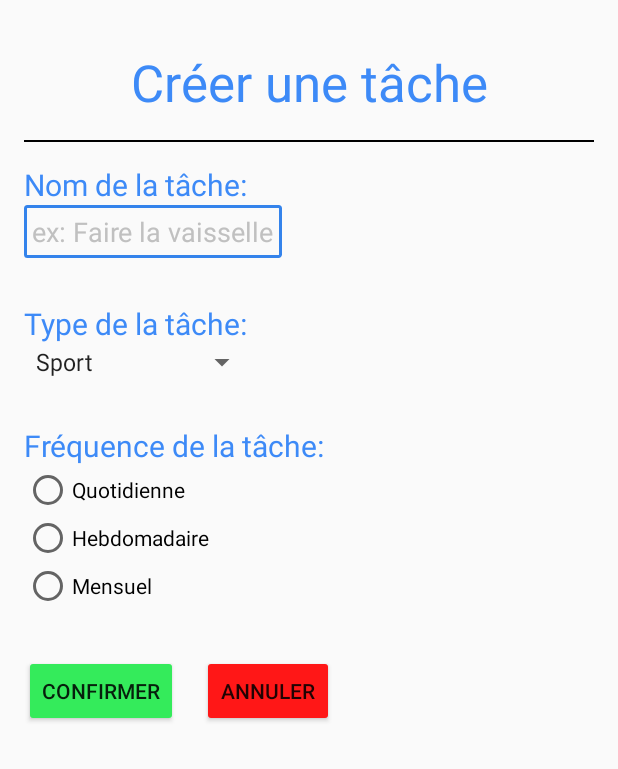
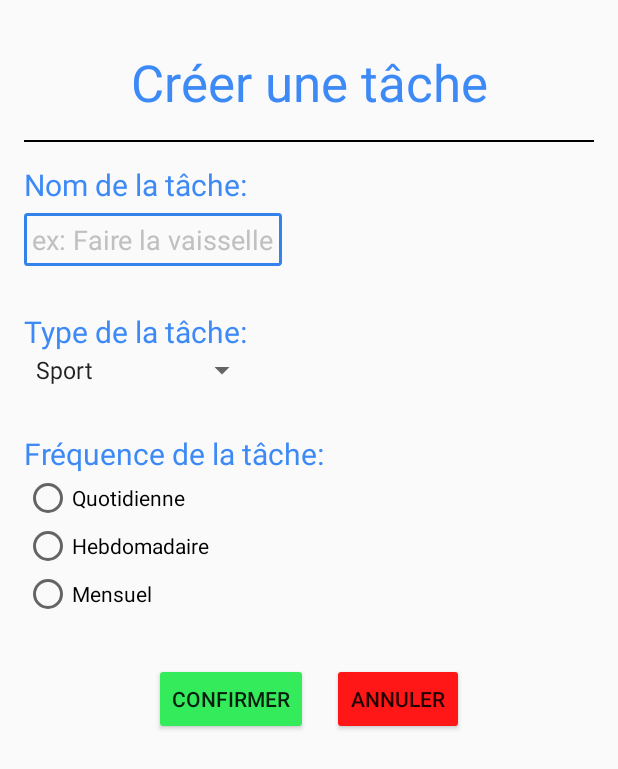
Before and after one commit to sofianghobrini/Vakna, an Android app built with Jetpack Compose: the layout creertache.xml on its own in the app's theme, with its tools: preview values and no code run, on a phone screen of 412 x 824 dp. Shown: the top 769 px of the screen. Run offline under Robolectric (Android 15) with nearby library versions, the phone set to English and light mode, and no system bars; Roboto replaces fonts that are not available here.

Commit message:
Amélioration Visuel Créer Tache

```diff
--- a/app/src/main/res/drawable/input_border.xml
+++ b/app/src/main/res/drawable/input_border.xml
@@ -17,7 +17,7 @@
             <solid android:color="@android:color/transparent" />
             <stroke
                 android:width="2dp"
-                android:color="#000000" />
+                android:color="#999999" />
             <corners android:radius="1dp" />
         </shape>
     </item>
--- a/app/src/main/res/layout/creertache.xml
+++ b/app/src/main/res/layout/creertache.xml
@@ -47,6 +47,7 @@
         android:id="@+id/inputNomTache"
         android:layout_width="wrap_content"
         android:layout_height="wrap_content"
+        android:layout_marginTop="5dp"
         android:background="@drawable/input_border"
         android:hint="ex: Faire la vaisselle"
         android:inputType="text"
@@ -72,7 +73,6 @@
         android:layout_width="wrap_content"
         android:layout_height="wrap_content"
         android:entries="@array/typeTacheExemple"
-        android:overlapAnchor="false"
         android:spinnerMode="dropdown"
         app:layout_constraintStart_toStartOf="parent"
         app:layout_constraintTop_toBottomOf="@id/labelTypeTache" />
@@ -113,7 +113,16 @@
             android:layout_width="wrap_content"
             android:layout_height="wrap_content"
             android:text="Mensuel" />
+
     </RadioGroup>
+
+    <LinearLayout
+        android:layout_width="wrap_content"
+        android:layout_height="wrap_content"
+        android:orientation="horizontal"
+        app:layout_constraintEnd_toEndOf="parent"
+        app:layout_constraintStart_toStartOf="parent"
+        app:layout_constraintTop_toBottomOf="@id/radioFrequenceTache">
 
         <Button
             android:id="@+id/boutonCreerTache"
@@ -121,9 +130,7 @@
             android:layout_height="wrap_content"
             android:layout_marginTop="30dp"
             android:backgroundTint="@color/green"
-        android:text="Confirmer"
-        app:layout_constraintStart_toStartOf="parent"
-        app:layout_constraintTop_toBottomOf="@id/radioFrequenceTache" />
+            android:text="Confirmer" />
 
         <Button
             android:id="@+id/boutonAnnulerCreation"
@@ -132,8 +139,7 @@
             android:layout_marginStart="16dp"
             android:layout_marginTop="30dp"
             android:backgroundTint="@color/red"
-        android:text="Annuler"
-        app:layout_constraintStart_toEndOf="@id/boutonCreerTache"
-        app:layout_constraintTop_toBottomOf="@id/radioFrequenceTache" />
+            android:text="Annuler" />
+    </LinearLayout>
 
 </androidx.constraintlayout.widget.ConstraintLayout>
--- a/app/src/main/res/values/themes.xml
+++ b/app/src/main/res/values/themes.xml
@@ -1,5 +1,4 @@
 <?xml version="1.0" encoding="utf-8"?>
 <resources>
-
     <style name="Theme.Vakna" parent="android:Theme.Material.Light.NoActionBar" />
 </resources>
```
Lines whose indentation alone changed are shown as unchanged.
